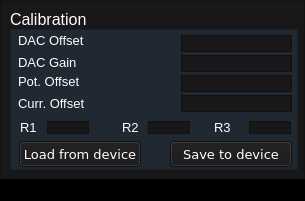
First picture: the form in ui/menubar/calibration.ui, repository genji0306/Opensens-Parallax, before the edit.
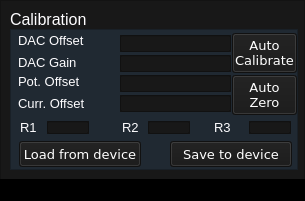
Second picture: the form after the edit.

Commit message: auto zeo, calibrate and feature Manual Control

Diff of the .ui file:
```diff
--- a/ui/menubar/calibration.ui
+++ b/ui/menubar/calibration.ui
@@ -205,7 +205,7 @@
      <widget class="QFrame" name="frame_9">
       <property name="geometry">
        <rect>
-        <x>171</x>
+        <x>110</x>
         <y>6</y>
         <width>111</width>
         <height>17</height>
@@ -238,7 +238,7 @@
      <widget class="QFrame" name="frame_10">
       <property name="geometry">
        <rect>
-        <x>171</x>
+        <x>110</x>
         <y>46</y>
         <width>111</width>
         <height>17</height>
@@ -271,7 +271,7 @@
      <widget class="QFrame" name="frame_11">
       <property name="geometry">
        <rect>
-        <x>171</x>
+        <x>110</x>
         <y>26</y>
         <width>111</width>
         <height>17</height>
@@ -304,7 +304,7 @@
      <widget class="QFrame" name="frame_12">
       <property name="geometry">
        <rect>
-        <x>171</x>
+        <x>110</x>
         <y>66</y>
         <width>111</width>
         <height>17</height>
@@ -577,6 +577,68 @@
        <bool>false</bool>
       </property>
      </widget>
+     <widget class="QPushButton" name="auto_calibrate">
+      <property name="geometry">
+       <rect>
+        <x>222</x>
+        <y>4</y>
+        <width>65</width>
+        <height>40</height>
+       </rect>
+      </property>
+      <property name="font">
+       <font>
+        <family>DejaVu Sans</family>
+        <pointsize>10</pointsize>
+       </font>
+      </property>
+      <property name="autoFillBackground">
+       <bool>false</bool>
+      </property>
+      <property name="styleSheet">
+       <string notr="true">background-color: #181818;
+border-color: &quot;Solid&quot;;
+color:white</string>
+      </property>
+      <property name="text">
+       <string>Auto
+Calibrate</string>
+      </property>
+      <property name="autoDefault">
+       <bool>false</bool>
+      </property>
+     </widget>
+     <widget class="QPushButton" name="auto_zero">
+      <property name="geometry">
+       <rect>
+        <x>222</x>
+        <y>46</y>
+        <width>65</width>
+        <height>40</height>
+       </rect>
+      </property>
+      <property name="font">
+       <font>
+        <family>DejaVu Sans</family>
+        <pointsize>10</pointsize>
+       </font>
+      </property>
+      <property name="autoFillBackground">
+       <bool>false</bool>
+      </property>
+      <property name="styleSheet">
+       <string notr="true">background-color: #181818;
+border-color: &quot;Solid&quot;;
+color:white</string>
+      </property>
+      <property name="text">
+       <string>Auto
+Zero</string>
+      </property>
+      <property name="autoDefault">
+       <bool>false</bool>
+      </property>
+     </widget>
     </widget>
    </widget>
   </widget>
```
Left out of the diff: 13 changed lines with no effect on the pictures. The commit also changes 26 other files.
